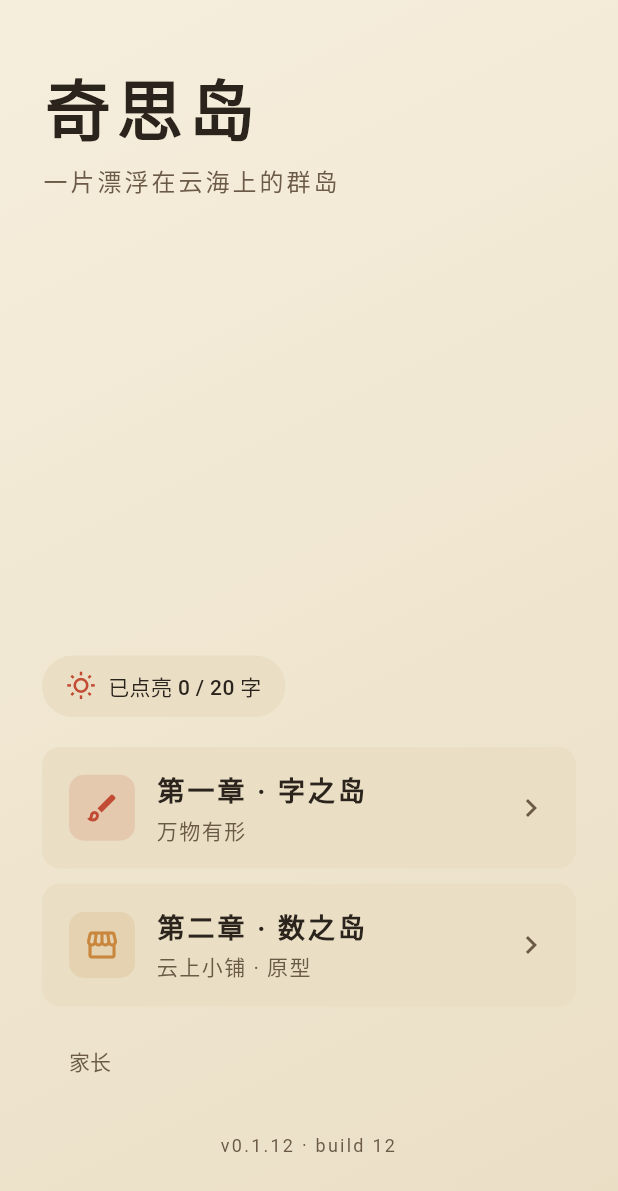
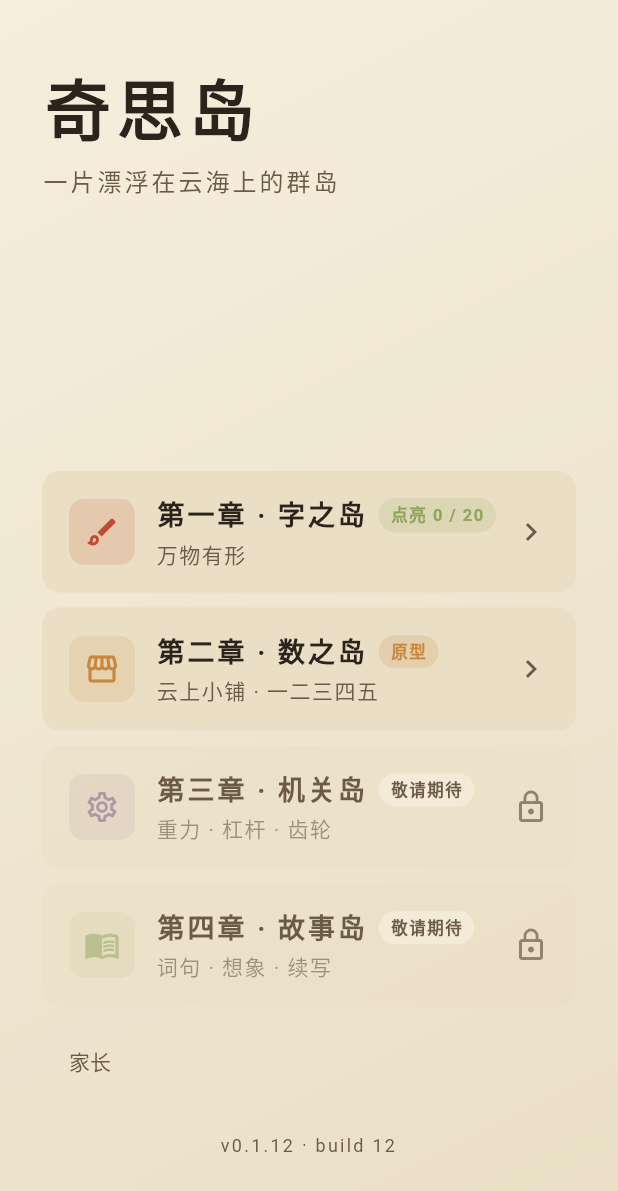
Before and after one commit to flyingdew/wonder-isles-app, a Flutter app: the screen it shows after launch, on a phone screen of 412 x 824 dp. Shown: the top 1191 px of the screen. Run offline on Flutter 3.47's test engine with Material 3 defaults, Android fonts, the phone set to English and light mode, and no system bars; our stand-ins replace audioplayers, device_info_plus, dio, open_filex, package_info_plus, permission_handler and 2 more; network calls fail.

Commit message:
refactor(home): extract ChapterList + surface 机关岛/故事岛 placeholders
- widgets/chapter_list: reusable ChapterEntry + ChapterList with status badges (playable / prototype / comingSoon)

- home_page: swap bespoke _ChapterCard/_LitBadge for ChapterList; lit-count moves into 字之岛 badge; 数之岛 badge tracks 开张 X/5; add 机关岛 (settings icon) + 故事岛 (book icon) as coming-soon rows

- docs/roadmap: check off chapter-list abstraction

```diff
--- a/lib/pages/home_page.dart
+++ b/lib/pages/home_page.dart
@@ -12,6 +12,7 @@ import '../services/voice_service.dart';
 import '../services/update_service.dart';
 import '../widgets/achievement_dialog.dart';
 import '../widgets/app_version.dart';
+import '../widgets/chapter_list.dart';
 import '../widgets/update_dialog.dart';
 import 'island_map_page.dart';
 import 'number_isle_page.dart';
@@ -95,31 +96,51 @@ class _HomePageState extends State<HomePage> {
                           ),
                           SizedBox(height: tight ? 24 : 0),
                           if (!tight) const Spacer(),
-                          _LitBadge(count: progress.litCount),
                           SizedBox(height: tight ? 14 : 20),
-                          _ChapterCard(
+                          ChapterList(entries: <ChapterEntry>[
+                            ChapterEntry(
                               title: '第一章 · 字之岛',
                               subtitle: '万物有形',
                               icon: Icons.brush_outlined,
                               accent: InkPalette.vermilion,
+                              status: ChapterStatus.playable,
+                              badge: '点亮 ${progress.litCount} / 20',
                               onTap: () {
                                 Navigator.of(context).push(MaterialPageRoute<void>(
                                   builder: (_) => const IslandMapPage(),
                                 ));
                               },
                             ),
-                          const SizedBox(height: 10),
-                          _ChapterCard(
+                            ChapterEntry(
                               title: '第二章 · 数之岛',
-                            subtitle: '云上小铺 · 原型',
+                              subtitle: '云上小铺 · 一二三四五',
                               icon: Icons.storefront_outlined,
                               accent: InkPalette.ochre,
+                              status: ChapterStatus.prototype,
+                              badge: progress.numberLitCount > 0
+                                  ? '开张 ${progress.numberLitCount} / 5'
+                                  : '原型',
                               onTap: () {
                                 Navigator.of(context).push(MaterialPageRoute<void>(
                                   builder: (_) => const NumberIslePage(),
                                 ));
                               },
                             ),
+                            const ChapterEntry(
+                              title: '第三章 · 机关岛',
+                              subtitle: '重力 · 杠杆 · 齿轮',
+                              icon: Icons.settings_outlined,
+                              accent: InkPalette.dusk,
+                              status: ChapterStatus.comingSoon,
+                            ),
+                            const ChapterEntry(
+                              title: '第四章 · 故事岛',
+                              subtitle: '词句 · 想象 · 续写',
+                              icon: Icons.menu_book_outlined,
+                              accent: InkPalette.reed,
+                              status: ChapterStatus.comingSoon,
+                            ),
+                          ]),
                           const SizedBox(height: 12),
                           Align(
                             alignment: Alignment.centerLeft,
@@ -156,99 +177,7 @@ class _HomePageState extends State<HomePage> {
 
 }
 
-class _ChapterCard extends StatelessWidget {
-  const _ChapterCard({
-    required this.title,
-    required this.subtitle,
-    required this.icon,
-    required this.accent,
-    required this.onTap,
-  });
-  final String title;
-  final String subtitle;
-  final IconData icon;
-  final Color accent;
-  final VoidCallback onTap;
 
-  @override
-  Widget build(BuildContext context) {
-    return Material(
-      color: InkPalette.paperDeep,
-      borderRadius: BorderRadius.circular(12),
-      clipBehavior: Clip.antiAlias,
-      child: InkWell(
-        onTap: onTap,
-        child: Padding(
-          padding: const EdgeInsets.symmetric(horizontal: 18, vertical: 16),
-          child: Row(
-            children: <Widget>[
-              Container(
-                width: 44,
-                height: 44,
-                alignment: Alignment.center,
-                decoration: BoxDecoration(
-                  color: accent.withValues(alpha: 0.15),
-                  borderRadius: BorderRadius.circular(10),
-                ),
-                child: Icon(icon, color: accent, size: 24),
-              ),
-              const SizedBox(width: 14),
-              Expanded(
-                child: Column(
-                  crossAxisAlignment: CrossAxisAlignment.start,
-                  children: <Widget>[
-                    Text(title,
-                        style: const TextStyle(
-                          fontSize: 18,
-                          fontWeight: FontWeight.w700,
-                          color: InkPalette.ink,
-                          letterSpacing: 2,
-                        )),
-                    const SizedBox(height: 2),
-                    Text(subtitle,
-                        style: const TextStyle(
-                          color: InkPalette.inkSoft,
-                          letterSpacing: 1,
-                        )),
-                  ],
-                ),
-              ),
-              const Icon(Icons.chevron_right, color: InkPalette.inkSoft),
-            ],
-          ),
-        ),
-      ),
-    );
-  }
-}
-class _LitBadge extends StatelessWidget {
-  const _LitBadge({required this.count});
-  final int count;
-
-  @override
-  Widget build(BuildContext context) {
-    return Container(
-      padding: const EdgeInsets.symmetric(horizontal: 16, vertical: 10),
-      decoration: BoxDecoration(
-        color: InkPalette.paperDeep,
-        borderRadius: BorderRadius.circular(999),
-      ),
-      child: Row(
-        mainAxisSize: MainAxisSize.min,
-        children: <Widget>[
-          const Icon(Icons.wb_sunny_outlined,
-              size: 20, color: InkPalette.vermilion),
-          const SizedBox(width: 8),
-          Text('已点亮 $count / 20 字',
-              style: const TextStyle(
-                color: InkPalette.ink,
-                fontWeight: FontWeight.w500,
-              )),
-        ],
-      ),
-    );
-  }
-}
 
 class _PaperBackdrop extends StatelessWidget {
   const _PaperBackdrop();
--- /dev/null
+++ b/lib/widgets/chapter_list.dart
@@ -0,0 +1,192 @@
+import 'package:flutter/material.dart';
+
+import '../app_theme.dart';
+
+/// 章节状态：可玩 / 原型开发中 / 敬请期待。
+enum ChapterStatus { playable, prototype, comingSoon }
+
+/// 首页展示的一条"岛"。
+class ChapterEntry {
+  const ChapterEntry({
+    required this.title,
+    required this.subtitle,
+    required this.icon,
+    required this.accent,
+    required this.status,
+    this.onTap,
+    this.badge,
+  });
+
+  final String title;
+  final String subtitle;
+  final IconData icon;
+  final Color accent;
+  final ChapterStatus status;
+  final VoidCallback? onTap;
+  /// 右上角可选徽标，如"点亮 8/20"或"新"。
+  final String? badge;
+
+  bool get enabled =>
+      status != ChapterStatus.comingSoon && onTap != null;
+}
+
+/// 首页岛屿列表：一列卡片，最上一张最主，后面依次跟随。
+///
+/// 视觉沿用之前的 _ChapterCard：主图左侧图标底色 = accent，
+/// "敬请期待"的卡片降透明度、去 chevron，点击不响应。
+class ChapterList extends StatelessWidget {
+  const ChapterList({super.key, required this.entries});
+  final List<ChapterEntry> entries;
+
+  @override
+  Widget build(BuildContext context) {
+    return Column(
+      children: <Widget>[
+        for (int i = 0; i < entries.length; i++) ...<Widget>[
+          _ChapterCard(entry: entries[i]),
+          if (i < entries.length - 1) const SizedBox(height: 10),
+        ],
+      ],
+    );
+  }
+}
+
+class _ChapterCard extends StatelessWidget {
+  const _ChapterCard({required this.entry});
+  final ChapterEntry entry;
+
+  @override
+  Widget build(BuildContext context) {
+    final bool enabled = entry.enabled;
+    final Color cardBg = enabled
+        ? InkPalette.paperDeep
+        : InkPalette.paperDeep.withValues(alpha: 0.55);
+    return Material(
+      color: cardBg,
+      borderRadius: BorderRadius.circular(12),
+      clipBehavior: Clip.antiAlias,
+      child: InkWell(
+        onTap: enabled ? entry.onTap : null,
+        child: Padding(
+          padding: const EdgeInsets.symmetric(horizontal: 18, vertical: 16),
+          child: Row(
+            children: <Widget>[
+              Container(
+                width: 44,
+                height: 44,
+                alignment: Alignment.center,
+                decoration: BoxDecoration(
+                  color: entry.accent.withValues(alpha: enabled ? 0.15 : 0.08),
+                  borderRadius: BorderRadius.circular(10),
+                ),
+                child: Icon(entry.icon,
+                    color: entry.accent
+                        .withValues(alpha: enabled ? 1 : 0.5),
+                    size: 24),
+              ),
+              const SizedBox(width: 14),
+              Expanded(
+                child: Column(
+                  crossAxisAlignment: CrossAxisAlignment.start,
+                  children: <Widget>[
+                    Row(
+                      children: <Widget>[
+                        Flexible(
+                          child: Text(entry.title,
+                              style: TextStyle(
+                                fontSize: 18,
+                                fontWeight: FontWeight.w700,
+                                color: enabled
+                                    ? InkPalette.ink
+                                    : InkPalette.inkSoft,
+                                letterSpacing: 2,
+                              )),
+                        ),
+                        if (entry.badge != null) ...<Widget>[
+                          const SizedBox(width: 8),
+                          _StatusBadge(
+                            text: entry.badge!,
+                            status: entry.status,
+                          ),
+                        ] else ...<Widget>[
+                          const SizedBox(width: 8),
+                          _StatusBadge(
+                            text: _defaultBadge(entry.status),
+                            status: entry.status,
+                          ),
+                        ],
+                      ],
+                    ),
+                    const SizedBox(height: 2),
+                    Text(entry.subtitle,
+                        style: TextStyle(
+                          color: InkPalette.inkSoft
+                              .withValues(alpha: enabled ? 1 : 0.6),
+                          letterSpacing: 1,
+                        )),
+                  ],
+                ),
+              ),
+              Icon(
+                enabled ? Icons.chevron_right : Icons.lock_outline,
+                color: InkPalette.inkSoft
+                    .withValues(alpha: enabled ? 1 : 0.7),
+              ),
+            ],
+          ),
+        ),
+      ),
+    );
+  }
+
+  static String _defaultBadge(ChapterStatus s) {
+    switch (s) {
+      case ChapterStatus.playable:
+        return '可玩';
+      case ChapterStatus.prototype:
+        return '原型';
+      case ChapterStatus.comingSoon:
+        return '敬请期待';
+    }
+  }
+}
+
+class _StatusBadge extends StatelessWidget {
+  const _StatusBadge({required this.text, required this.status});
+  final String text;
+  final ChapterStatus status;
+
+  @override
+  Widget build(BuildContext context) {
+    late Color fg;
+    late Color bg;
+    switch (status) {
+      case ChapterStatus.playable:
+        fg = InkPalette.reed;
+        bg = InkPalette.reed.withValues(alpha: 0.15);
+        break;
+      case ChapterStatus.prototype:
+        fg = InkPalette.ochre;
+        bg = InkPalette.ochre.withValues(alpha: 0.18);
+        break;
+      case ChapterStatus.comingSoon:
+        fg = InkPalette.inkSoft;
+        bg = InkPalette.paper.withValues(alpha: 0.7);
+        break;
+    }
+    return Container(
+      padding: const EdgeInsets.symmetric(horizontal: 8, vertical: 3),
+      decoration: BoxDecoration(
+        color: bg,
+        borderRadius: BorderRadius.circular(999),
+      ),
+      child: Text(text,
+          style: TextStyle(
+            color: fg,
+            fontSize: 11,
+            fontWeight: FontWeight.w700,
+            letterSpacing: 1,
+          )),
+    );
+  }
+}
```
Also changed, not shown: 1 other file. Lines whose indentation alone changed are shown as unchanged.
